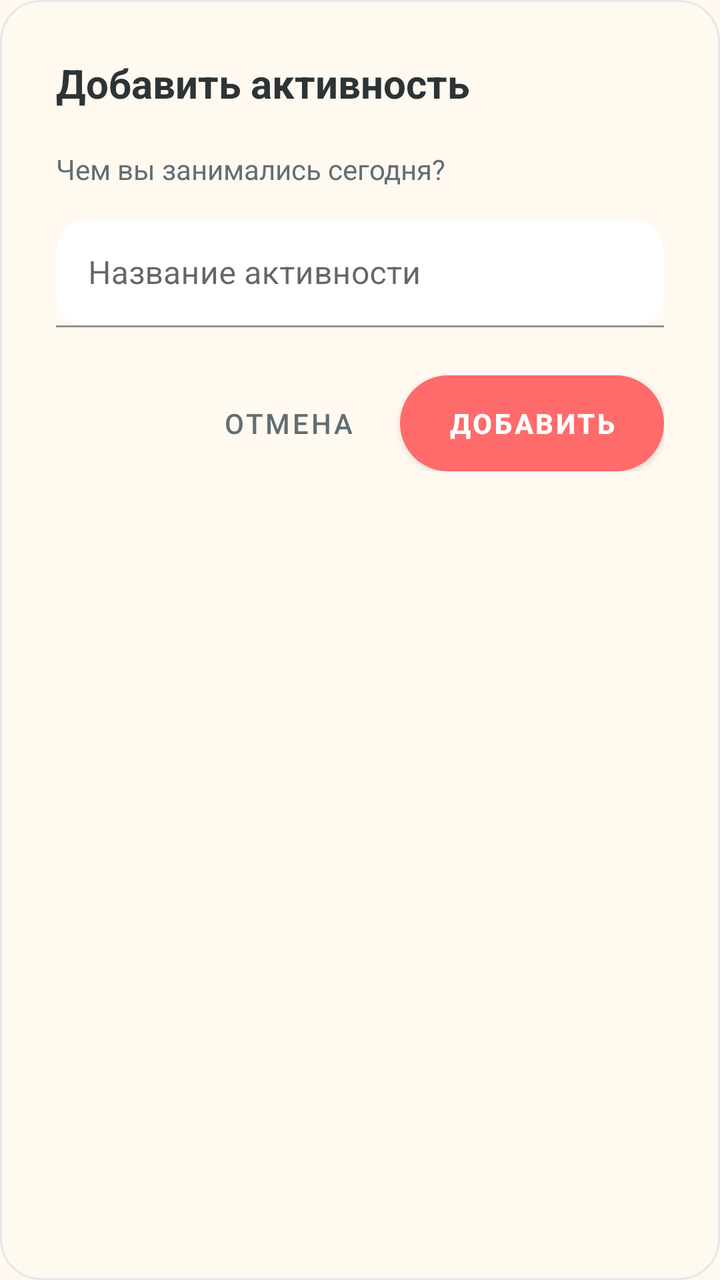
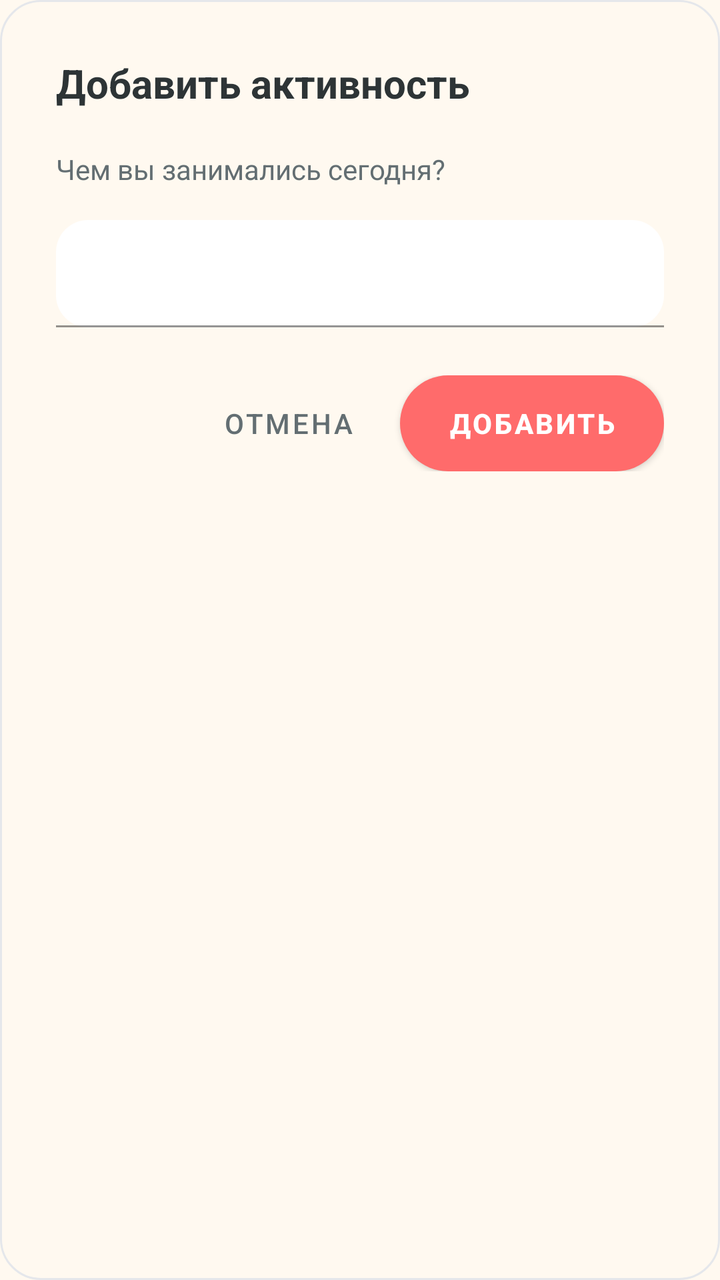

Before-and-after screenshots of an Android layout around one commit, followed by the original layout XML and the change that was made.
<!-- AndroidManifest.xml: application theme Theme.MyApplication -->
<!-- res/layout/dialog_add_activity.xml -->
<?xml version="1.0" encoding="utf-8"?>
<LinearLayout xmlns:android="http://schemas.android.com/apk/res/android"
    xmlns:app="http://schemas.android.com/apk/res-auto"
    android:layout_width="match_parent"
    android:layout_height="wrap_content"
    android:background="@drawable/dialog_background"
    android:orientation="vertical"
    android:padding="28dp">

    <LinearLayout
        android:layout_width="match_parent"
        android:layout_height="wrap_content"
        android:layout_marginBottom="20dp"
        android:gravity="center_vertical"
        android:orientation="horizontal">

        <TextView
            android:layout_width="0dp"
            android:layout_height="wrap_content"
            android:layout_weight="1"
            android:text="Добавить активность"
            android:textColor="@color/foreground"
            android:textSize="20sp"
            android:textStyle="bold" />

    </LinearLayout>

    <TextView
        android:layout_width="match_parent"
        android:layout_height="wrap_content"
        android:layout_marginBottom="16dp"
        android:text="Чем вы занимались сегодня?"
        android:textColor="@color/muted_foreground"
        android:textSize="14sp" />

    <com.google.android.material.textfield.TextInputLayout
        android:layout_width="match_parent"
        android:layout_height="wrap_content"
        android:layout_marginBottom="24dp"
        app:boxBackgroundColor="@color/card"
        app:boxStrokeColor="@color/border"
        app:hintTextColor="@color/muted_foreground"
        app:boxStrokeWidth="1dp"
        app:boxCornerRadiusTopStart="16dp"
        app:boxCornerRadiusTopEnd="16dp"
        app:boxCornerRadiusBottomStart="16dp"
        app:boxCornerRadiusBottomEnd="16dp"
        app:hintEnabled="true"
        app:hintAnimationEnabled="true">

        <com.google.android.material.textfield.TextInputEditText
            android:id="@+id/activity_input"
            android:layout_width="match_parent"
            android:layout_height="wrap_content"
            android:hint="Название активности"
            android:inputType="textCapSentences"
            android:maxLength="30"
            android:padding="16dp"
            android:textColor="@color/foreground"
            android:textSize="16sp" />

    </com.google.android.material.textfield.TextInputLayout>

    <LinearLayout
        android:layout_width="match_parent"
        android:layout_height="wrap_content"
        android:gravity="end"
        android:orientation="horizontal">

        <Button
            android:id="@+id/cancel_button"
            style="@style/Widget.MaterialComponents.Button.TextButton"
            android:layout_width="wrap_content"
            android:layout_height="48dp"
            android:layout_marginEnd="12dp"
            android:text="Отмена"
            android:textColor="@color/muted_foreground"
            android:textSize="14sp" />

        <Button
            android:id="@+id/add_button"
            android:layout_width="wrap_content"
            android:layout_height="48dp"
            android:background="@drawable/save_button_background"
            android:minWidth="100dp"
            android:paddingHorizontal="24dp"
            android:text="Добавить"
            android:textColor="@color/primary_foreground"
            android:textSize="14sp"
            android:textStyle="bold" />

    </LinearLayout>

</LinearLayout>
<!-- resources referenced by this layout -->
<resources>
  <color name="border">#E5E7EB</color>
  <color name="card">#FFFFFF</color>
  <color name="foreground">#2D3436</color>
  <color name="muted_foreground">#636E72</color>
  <color name="primary_foreground">#FFFFFF</color>
  <!-- drawable dialog_background (drawable) -->
  <?xml version="1.0" encoding="utf-8"?>
  <shape xmlns:android="http://schemas.android.com/apk/res/android">
      <solid android:color="@color/background" />
      <corners android:radius="20dp" />
      <stroke android:width="1dp" android:color="@color/border" />
  </shape>
  <!-- drawable save_button_background (drawable) -->
  <?xml version="1.0" encoding="utf-8"?>
  <shape xmlns:android="http://schemas.android.com/apk/res/android">
      <gradient
          android:startColor="@color/color_purple"
          android:endColor="#7E22CE"
          android:angle="90" />
      <corners android:radius="50dp" />
  </shape>
  <style name="Theme.MyApplication" parent="Theme.MaterialComponents.Light.NoActionBar">
          
          <item name="colorPrimary">@color/primary</item>
          <item name="colorPrimaryVariant">@color/color_red</item>
          <item name="colorOnPrimary">@color/primary_foreground</item>
          
          <item name="colorSecondary">@color/secondary</item>
          <item name="colorSecondaryVariant">@color/mood_good</item>
          <item name="colorOnSecondary">@color/secondary_foreground</item>
          
          <item name="android:statusBarColor">@color/background</item>
          
          <item name="android:navigationBarColor">@color/background</item>
          
          <item name="android:windowBackground">@color/background</item>
          
      </style>
  <color name="background">#FFF9F0</color>
  <color name="color_purple">#A855F7</color>
  <color name="primary">#FF6B6B</color>
  <color name="color_red">#FF3838</color>
  <color name="secondary">#00D2FF</color>
  <color name="mood_good">#00D2FF</color>
  <color name="secondary_foreground">#FFFFFF</color>
</resources>

<!-- the commit's change to res/layout/dialog_add_activity.xml (unified diff, before → after) -->
@@ -7,29 +7,20 @@
     android:orientation="vertical"
     android:padding="28dp">
 
-    <LinearLayout
+    <TextView
         android:layout_width="match_parent"
         android:layout_height="wrap_content"
         android:layout_marginBottom="20dp"
-        android:gravity="center_vertical"
-        android:orientation="horizontal">
-
-        <TextView
-            android:layout_width="0dp"
-            android:layout_height="wrap_content"
-            android:layout_weight="1"
-            android:text="Добавить активность"
-            android:textColor="@color/foreground"
-            android:textSize="20sp"
-            android:textStyle="bold" />
-
-    </LinearLayout>
+        android:text="@string/add_activity"
+        android:textColor="@color/foreground"
+        android:textSize="20sp"
+        android:textStyle="bold" />
 
     <TextView
         android:layout_width="match_parent"
         android:layout_height="wrap_content"
         android:layout_marginBottom="16dp"
-        android:text="Чем вы занимались сегодня?"
+        android:text="@string/add_activity_hint"
         android:textColor="@color/muted_foreground"
         android:textSize="14sp" />
 
@@ -52,7 +43,6 @@
             android:id="@+id/activity_input"
             android:layout_width="match_parent"
             android:layout_height="wrap_content"
-            android:hint="Название активности"
             android:inputType="textCapSentences"
             android:maxLength="30"
             android:padding="16dp"
@@ -65,7 +55,8 @@
         android:layout_width="match_parent"
         android:layout_height="wrap_content"
         android:gravity="end"
-        android:orientation="horizontal">
+        android:orientation="horizontal"
+        style="?android:attr/buttonBarStyle">
 
         <Button
             android:id="@+id/cancel_button"
@@ -73,7 +64,7 @@
             android:layout_width="wrap_content"
             android:layout_height="48dp"
             android:layout_marginEnd="12dp"
-            android:text="Отмена"
+            android:text="@string/cancel"
             android:textColor="@color/muted_foreground"
             android:textSize="14sp" />
 
@@ -84,7 +75,7 @@
             android:background="@drawable/save_button_background"
             android:minWidth="100dp"
             android:paddingHorizontal="24dp"
-            android:text="Добавить"
+            android:text="@string/add"
             android:textColor="@color/primary_foreground"
             android:textSize="14sp"
             android:textStyle="bold" />
<!-- resource entries referenced after the edit -->
@@ -21,6 +21,10 @@
           android:angle="90" />
       <corners android:radius="50dp" />
   </shape>
+  <string name="add">Добавить</string>
+  <string name="add_activity">Добавить активность</string>
+  <string name="add_activity_hint">Чем вы занимались сегодня?</string>
+  <string name="cancel">Отмена</string>
   <style name="Theme.MyApplication" parent="Theme.MaterialComponents.Light.NoActionBar">
           
           <item name="colorPrimary">@color/primary</item>
